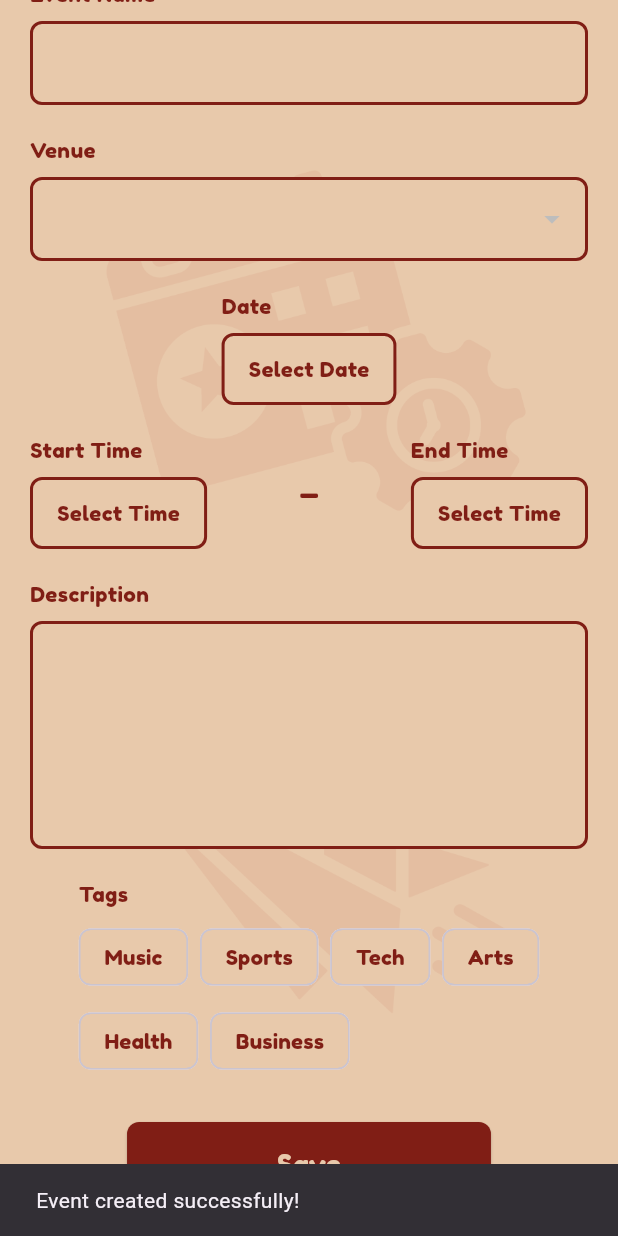
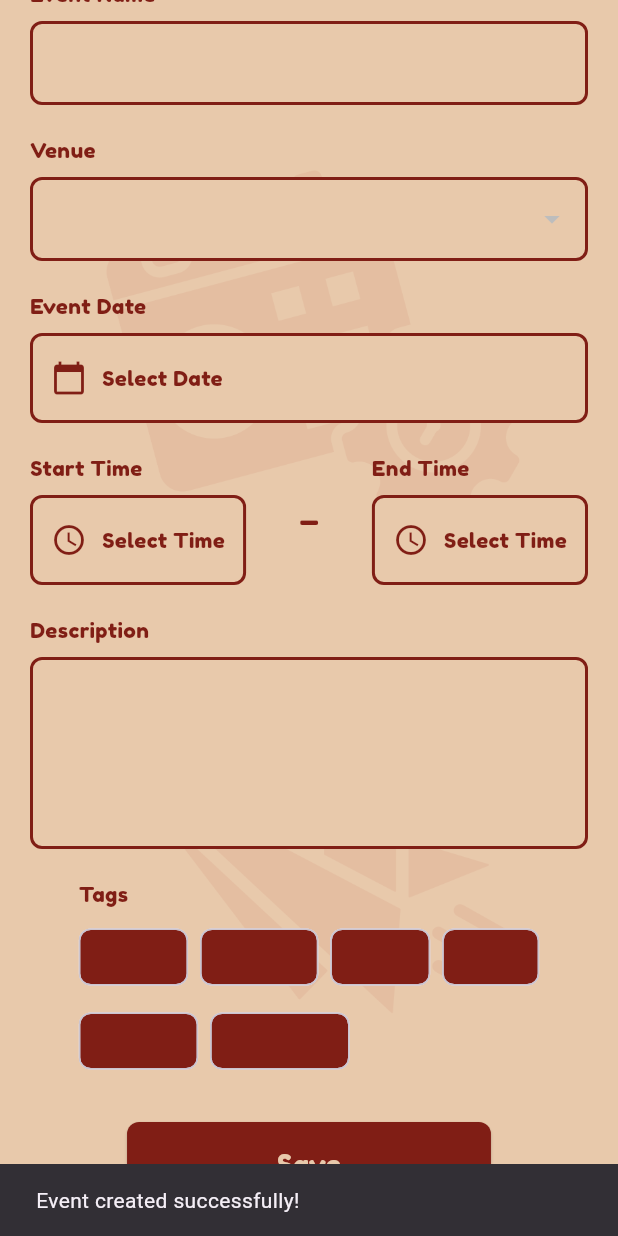
Before and after one commit to MaazPotrick/evinti, a Flutter app: the OrganizerEventCreate screen opened directly, scrolled down 415 dp, after a tap on "Save", on a phone screen of 412 x 824 dp. Run offline on Flutter 3.47's test engine with Material 3 defaults, Android fonts, the phone set to English and light mode, and no system bars; our stand-ins replace carousel_slider, cloud_firestore, firebase_auth, firebase_core, flutter_local_notifications, permission_handler and 1 more; accounts and stored records are empty.

Commit message:
made multiple venues work and show on homepage.

```diff
--- a/lib/OrganizerEventCreate.dart
+++ b/lib/OrganizerEventCreate.dart
@@ -22,6 +22,7 @@ class _OrganizerEventCreateState extends State<OrganizerEventCreate> {
   bool _isLoadingVenues = true; // State to track loading of venues
 
   String? _clubName; // Store the organizer's club name
+  String? _clubId; // Store the organizer's club ID
 
   // List of available tags
   final List<String> _tags = [
@@ -31,7 +32,7 @@ class _OrganizerEventCreateState extends State<OrganizerEventCreate> {
   @override
   void initState() {
     super.initState();
-    _fetchOrganizerDetails(); // Fetch the organizer's club name
+    _fetchOrganizerDetails(); // Fetch the organizer's club details
     _fetchVenues(); // Fetch the venues from Firestore
   }
 
@@ -45,6 +46,7 @@ class _OrganizerEventCreateState extends State<OrganizerEventCreate> {
 
       setState(() {
         _clubName = userDoc['clubName']; // Fetch the club name from the user document
+        _clubId = _clubName; // Fetch the club ID from the user document
       });
     }
   }
@@ -303,7 +305,7 @@ class _OrganizerEventCreateState extends State<OrganizerEventCreate> {
         const SizedBox(height: 8),
         TextField(
           controller: controller,
-          maxLines: isMultiline ? 5 : 1,
+          maxLines: isMultiline ? 4 : 1,
           decoration: InputDecoration(
             filled: true,
             fillColor: const Color(0xFFe8c9ab),
@@ -333,7 +335,7 @@ class _OrganizerEventCreateState extends State<OrganizerEventCreate> {
       crossAxisAlignment: CrossAxisAlignment.start,
       children: [
         const Text(
-          'Date',
+          'Event Date',
           style: TextStyle(
             fontFamily: 'FredokaOne',
             fontSize: 14,
@@ -343,32 +345,38 @@ class _OrganizerEventCreateState extends State<OrganizerEventCreate> {
         const SizedBox(height: 8),
         GestureDetector(
           onTap: () async {
-            DateTime? pickedDate = await showDatePicker(
+            DateTime? selectedDate = await showDatePicker(
               context: context,
               initialDate: DateTime.now(),
-              firstDate: DateTime(2000),
-              lastDate: DateTime(2101),
+              firstDate: DateTime.now(),
+              lastDate: DateTime(2100),
             );
-            if (pickedDate != null) {
             setState(() {
-                _eventDate = pickedDate;
+              _eventDate = selectedDate;
             });
-            }
           },
           child: Container(
-            padding: const EdgeInsets.symmetric(vertical: 12, horizontal: 16),
+            padding: const EdgeInsets.symmetric(vertical: 16, horizontal: 12),
             decoration: BoxDecoration(
               color: const Color(0xFFe8c9ab),
               borderRadius: BorderRadius.circular(8),
               border: Border.all(color: const Color(0xFF801e15), width: 2),
             ),
-            child: Text(
-              _eventDate == null ? 'Select Date' : '${_eventDate!.day}/${_eventDate!.month}/${_eventDate!.year}',
+            child: Row(
+              children: [
+                const Icon(Icons.calendar_today, color: Color(0xFF801e15)),
+                const SizedBox(width: 10),
+                Text(
+                  _eventDate != null
+                      ? '${_eventDate!.day}/${_eventDate!.month}/${_eventDate!.year}'
+                      : 'Select Date',
                   style: const TextStyle(
                     fontFamily: 'FredokaOne',
                     fontSize: 14,
                     color: Color(0xFF801e15),
                   ),
+                ),
+              ],
             ),
           ),
         ),
@@ -377,7 +385,7 @@ class _OrganizerEventCreateState extends State<OrganizerEventCreate> {
   }
 
   // Time Picker Builder
-  Widget _buildTimePicker(BuildContext context, String label, TimeOfDay? time, Function(TimeOfDay) onTimeSelected) {
+  Widget _buildTimePicker(BuildContext context, String label, TimeOfDay? selectedTime, Function(TimeOfDay) onTimeSelected) {
     return Column(
       crossAxisAlignment: CrossAxisAlignment.start,
       children: [
@@ -401,19 +409,25 @@ class _OrganizerEventCreateState extends State<OrganizerEventCreate> {
             }
           },
           child: Container(
-            padding: const EdgeInsets.symmetric(vertical: 12, horizontal: 16),
+            padding: const EdgeInsets.symmetric(vertical: 16, horizontal: 12),
             decoration: BoxDecoration(
               color: const Color(0xFFe8c9ab),
               borderRadius: BorderRadius.circular(8),
               border: Border.all(color: const Color(0xFF801e15), width: 2),
             ),
-            child: Text(
-              time == null ? 'Select Time' : time.format(context),
+            child: Row(
+              children: [
+                const Icon(Icons.access_time, color: Color(0xFF801e15)),
+                const SizedBox(width: 10),
+                Text(
+                  selectedTime != null ? selectedTime.format(context) : 'Select Time',
                   style: const TextStyle(
                     fontFamily: 'FredokaOne',
                     fontSize: 14,
                     color: Color(0xFF801e15),
                   ),
+                ),
+              ],
             ),
           ),
         ),
@@ -421,7 +435,7 @@ class _OrganizerEventCreateState extends State<OrganizerEventCreate> {
     );
   }
 
-  // Build tag selection chips
+  // Tag Selection Builder
   Widget _buildTagSelection() {
     return Column(
       crossAxisAlignment: CrossAxisAlignment.start,
@@ -436,9 +450,10 @@ class _OrganizerEventCreateState extends State<OrganizerEventCreate> {
         ),
         const SizedBox(height: 8),
         Wrap(
-          spacing: 8.0,
-          runSpacing: 8.0,
+          spacing: 8,
+          runSpacing: 8,
           children: _tags.map((tag) {
+            final isSelected = selectedTags.contains(tag);
             return FilterChip(
               label: Text(
                 tag,
@@ -448,19 +463,19 @@ class _OrganizerEventCreateState extends State<OrganizerEventCreate> {
                   color: Color(0xFF801e15),
                 ),
               ),
-              selected: selectedTags.contains(tag),
-              onSelected: (isSelected) {
+              selected: isSelected,
+              onSelected: (selected) {
                 setState(() {
-                  if (isSelected) {
+                  if (selected) {
                     selectedTags.add(tag);
                   } else {
                     selectedTags.remove(tag);
                   }
                 });
               },
-              backgroundColor: const Color(0xFFe8c9ab),
-              selectedColor: const Color(0xFF801e15),
-              checkmarkColor: const Color(0xFFe8c9ab),
+              selectedColor: const Color(0xFFe8c9ab),
+              backgroundColor: const Color(0xFF801e15),
+              checkmarkColor: const Color(0xFF801e15),
             );
           }).toList(),
         ),
@@ -468,39 +483,54 @@ class _OrganizerEventCreateState extends State<OrganizerEventCreate> {
     );
   }
 
-  // Save event details to Firestore
+  // Save event to Firestore
   Future<void> _saveEvent() async {
+    if (_clubId == null || _clubName == null) {
+      // Show an error message if club details are not yet fetched
+      ScaffoldMessenger.of(context).showSnackBar(
+        const SnackBar(
+            content: Text('Error: Club details not loaded. Please try again.')),
+      );
+      return; // Exit the method if club details are not loaded
+    }
+
     try {
-      // Save event data to Firestore
-      await FirebaseFirestore.instance.collection('events').add({
+      // Prepare the event data
+      Map<String, dynamic> eventData = {
         'eventName': _eventNameController.text,
         'description': _descriptionController.text,
-        'venues': _selectedVenues.where((venue) => venue != null).toList(),
-        'date': _eventDate,
-        'startTime': _startTime?.format(context),
-        'endTime': _endTime?.format(context),
+        'startTime': _startTime != null ? _startTime!.format(context) : null,
+        'endTime': _endTime != null ? _endTime!.format(context) : null,
+        'eventDate': _eventDate,
+        'venues': _selectedVenues.whereType<String>().toList(), // Filter out null values
         'tags': selectedTags,
         'clubName': _clubName,
-      });
+        'clubId': _clubId, // Add the club ID
+        'createdBy': FirebaseAuth.instance.currentUser?.uid, // Save user ID as event creator
+      };
 
-      // Clear the form after saving
-      setState(() {
+      // Save event to Firestore
+      await FirebaseFirestore.instance.collection('events').add(eventData);
+
+      // Show success message
+      ScaffoldMessenger.of(context).showSnackBar(
+        const SnackBar(content: Text('Event created successfully!')),
+      );
+
+      // Clear form fields
       _eventNameController.clear();
       _descriptionController.clear();
+      setState(() {
         _startTime = null;
         _endTime = null;
         _eventDate = null;
         _selectedVenues = [null];
-        selectedTags.clear();
+        selectedTags = [];
       });
-
+    } catch (error) {
+      // Show error message
       ScaffoldMessenger.of(context).showSnackBar(
-        const SnackBar(content: Text('Event created successfully!')),
-      );
-    } catch (error) {
-      // Handle error during save
-      ScaffoldMessenger.of(context).showSnackBar(
-        SnackBar(content: Text('Failed to create event: $error')),
+        SnackBar(content: Text('Error creating event: $error')),
       );
     }
   }
--- a/lib/OrganizerEventDetails.dart
+++ b/lib/OrganizerEventDetails.dart
@@ -1,6 +1,6 @@
 import 'package:flutter/material.dart';
-import 'package:cloud_firestore/cloud_firestore.dart';  // Firestore for database operations
-import 'OrganizerEventEdit.dart';  // Import the OrganizerEventEdit page
+import 'package:cloud_firestore/cloud_firestore.dart'; // Firestore for database operations
+import 'OrganizerEventEdit.dart'; // Import the OrganizerEventEdit page
 
 class OrganizerEventDetails extends StatefulWidget {
   final Map<String, dynamic> event;
@@ -9,7 +9,7 @@ class OrganizerEventDetails extends StatefulWidget {
   const OrganizerEventDetails({
     Key? key,
     required this.event,
-    required this.eventDocId,  // Include document ID in constructor
+    required this.eventDocId, // Include document ID in constructor
   }) : super(key: key);
 
   @override
@@ -17,12 +17,12 @@ class OrganizerEventDetails extends StatefulWidget {
 }
 
 class _OrganizerEventDetailsState extends State<OrganizerEventDetails> {
-  late Map<String, dynamic> event;  // Store the event details
+  late Map<String, dynamic> event; // Store the event details
 
   @override
   void initState() {
     super.initState();
-    event = widget.event;  // Initialize event with the passed data
+    event = widget.event; // Initialize event with the passed data
   }
 
   @override
@@ -92,7 +92,7 @@ class _OrganizerEventDetailsState extends State<OrganizerEventDetails> {
                   const SizedBox(height: 30),
                   // Event Details Text (Dynamically populated)
                   Text(
-                    'Venue: ${event['venue']}\n\n'
+                    'Venue: ${_getVenuesText(event['venues'])}\n\n'
                         'Time: ${event['startTime']} - ${event['endTime']}\n\n'
                         '${event['description']}',
                     textAlign: TextAlign.center,
@@ -123,7 +123,7 @@ class _OrganizerEventDetailsState extends State<OrganizerEventDetails> {
                             MaterialPageRoute(
                               builder: (context) => OrganizerEventEdit(
                                 event: event,
-                                eventDocId: widget.eventDocId,  // Pass the document ID for editing
+                                eventDocId: widget.eventDocId, // Pass the document ID for editing
                               ),
                             ),
                           );
@@ -154,7 +154,7 @@ class _OrganizerEventDetailsState extends State<OrganizerEventDetails> {
                           ),
                         ),
                         onPressed: () {
-                          _confirmDeleteEvent(context);  // Call delete confirmation
+                          _confirmDeleteEvent(context); // Call delete confirmation
                         },
                         child: const Text(
                           'delete',
@@ -176,6 +176,22 @@ class _OrganizerEventDetailsState extends State<OrganizerEventDetails> {
     );
   }
 
+  // Helper function to display the list of venues
+  String _getVenuesText(dynamic venues) {
+    if (venues == null) {
+      return 'No venue specified'; // No venue provided
+    }
+    if (venues is String) {
+      return venues; // Single venue case
+    } else if (venues is List && venues.isNotEmpty) {
+      if (venues.length == 1) {
+        return venues[0]; // If the list has only one venue, display that
+      }
+      return venues.join(', '); // Multiple venues case
+    }
+    return 'No venue specified'; // Default fallback
+  }
+
   // Show confirmation dialog and delete event if confirmed
   void _confirmDeleteEvent(BuildContext context) {
     showDialog(
@@ -194,7 +210,7 @@ class _OrganizerEventDetailsState extends State<OrganizerEventDetails> {
             TextButton(
               onPressed: () async {
                 Navigator.of(context).pop(); // Close dialog if Yes
-                await _deleteEvent(context);  // Call delete function
+                await _deleteEvent(context); // Call delete function
               },
               child: const Text('Yes'),
             ),
```
Lines whose indentation alone changed are shown as unchanged.
